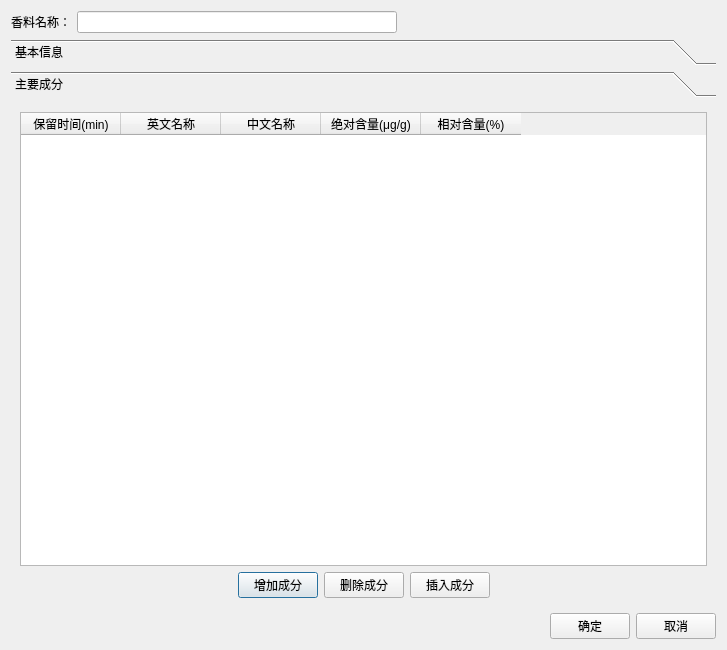
First picture: the form in ui/SingleSpiceDialog.ui, repository ray-zong/spice, before the edit.
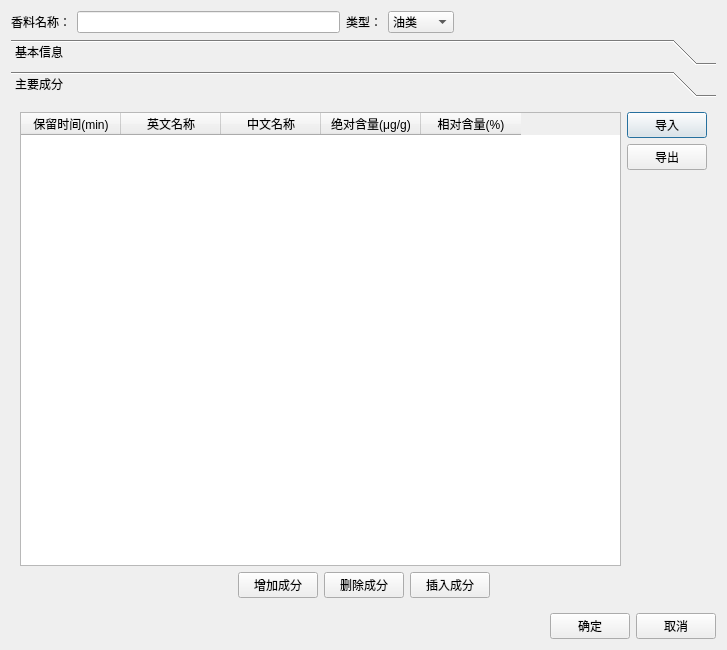
Second picture: the form after the edit. The open tabs and pages were chosen to show the change.

```diff
--- a/ui/SingleSpiceDialog.ui
+++ b/ui/SingleSpiceDialog.ui
@@ -26,6 +26,37 @@
      <item>
       <widget class="QLineEdit" name="lineEdit_name"/>
      </item>
+     <item>
+      <widget class="QLabel" name="label_16">
+       <property name="text">
+        <string>类型：</string>
+       </property>
+      </widget>
+     </item>
+     <item>
+      <widget class="QComboBox" name="comboBox">
+       <item>
+        <property name="text">
+         <string>油类</string>
+        </property>
+       </item>
+       <item>
+        <property name="text">
+         <string>酊剂类</string>
+        </property>
+       </item>
+       <item>
+        <property name="text">
+         <string>浸膏类</string>
+        </property>
+       </item>
+       <item>
+        <property name="text">
+         <string>其他</string>
+        </property>
+       </item>
+      </widget>
+     </item>
      <item>
       <spacer name="horizontalSpacer_2">
        <property name="orientation">
@@ -377,7 +408,9 @@
       <attribute name="label">
        <string>主要成分</string>
       </attribute>
-      <layout class="QVBoxLayout" name="verticalLayout_7">
+      <layout class="QVBoxLayout" name="verticalLayout_9">
+       <item>
+        <layout class="QHBoxLayout" name="horizontalLayout_16">
        <item>
         <widget class="QTableWidget" name="tableWidget">
          <column>
@@ -406,6 +439,51 @@
           </property>
          </column>
         </widget>
+         </item>
+         <item>
+          <layout class="QVBoxLayout" name="verticalLayout_7">
+           <item>
+            <widget class="QPushButton" name="pushButton_import">
+             <property name="toolTip">
+              <string>从Excel文件导入香料成分</string>
+             </property>
+             <property name="statusTip">
+              <string>从Excel文件导入香料成分</string>
+             </property>
+             <property name="text">
+              <string>导入</string>
+             </property>
+            </widget>
+           </item>
+           <item>
+            <widget class="QPushButton" name="pushButton_export">
+             <property name="toolTip">
+              <string>将香料成分导入Excel文件</string>
+             </property>
+             <property name="statusTip">
+              <string>将香料成分导入Excel文件</string>
+             </property>
+             <property name="text">
+              <string>导出</string>
+             </property>
+            </widget>
+           </item>
+           <item>
+            <spacer name="verticalSpacer_6">
+             <property name="orientation">
+              <enum>Qt::Vertical</enum>
+             </property>
+             <property name="sizeHint" stdset="0">
+              <size>
+               <width>20</width>
+               <height>40</height>
+              </size>
+             </property>
+            </spacer>
+           </item>
+          </layout>
+         </item>
+        </layout>
        </item>
        <item>
         <layout class="QHBoxLayout" name="horizontalLayout_14">
```
Lines whose indentation alone changed are shown as unchanged.
